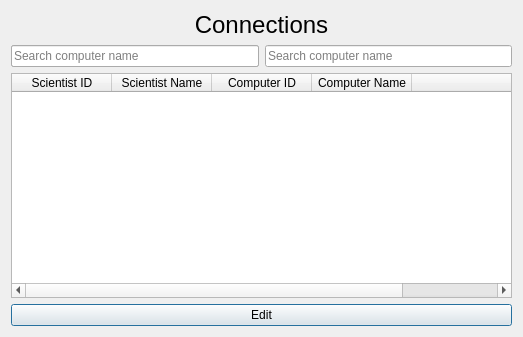
Old version of the form GUI-verklegtVika3/connectiondialog.ui in the repository streamerinn/Verklegt-1.
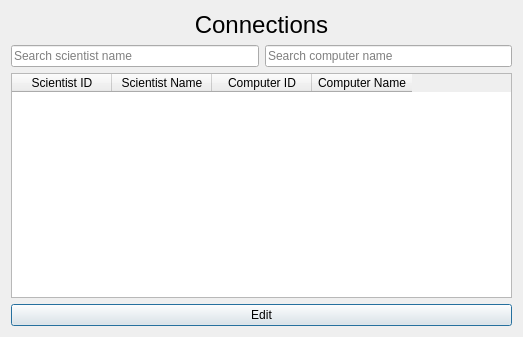
New version of the form.

Diff of the .ui file:
```diff
--- a/GUI-verklegtVika3/connectiondialog.ui
+++ b/GUI-verklegtVika3/connectiondialog.ui
@@ -14,13 +14,6 @@
    <string>Connections</string>
   </property>
   <layout class="QGridLayout" name="gridLayout">
-   <item row="1" column="0">
-    <widget class="QLineEdit" name="SearchScientistName">
-     <property name="placeholderText">
-      <string>Search scientist name</string>
-     </property>
-    </widget>
-   </item>
    <item row="0" column="0" colspan="2">
     <widget class="QLabel" name="label">
      <property name="text">
@@ -28,16 +21,6 @@
      </property>
     </widget>
    </item>
-   <item row="1" column="0">
-    <widget class="QLineEdit" name="SearchScientistName">
-     <property name="styleSheet">
-      <string notr="true"/>
-     </property>
-     <property name="placeholderText">
-      <string>Search computer name</string>
-     </property>
-    </widget>
-   </item>
    <item row="1" column="1">
     <widget class="QLineEdit" name="SearchComputerName">
      <property name="styleSheet">
@@ -76,14 +59,9 @@
        <string>Computer Name</string>
       </property>
      </column>
-     <column>
-      <property name="text">
-       <string/>
-      </property>
-     </column>
     </widget>
    </item>
-   <item row="3" column="0" colspan="2">
+   <item row="4" column="0" colspan="2">
     <widget class="QPushButton" name="pushButton">
      <property name="styleSheet">
       <string notr="true"/>
@@ -93,6 +71,16 @@
      </property>
     </widget>
    </item>
+   <item row="1" column="0">
+    <widget class="QLineEdit" name="SearchScientistName">
+     <property name="styleSheet">
+      <string notr="true"/>
+     </property>
+     <property name="placeholderText">
+      <string>Search scientist name</string>
+     </property>
+    </widget>
+   </item>
   </layout>
  </widget>
  <resources/>
```
